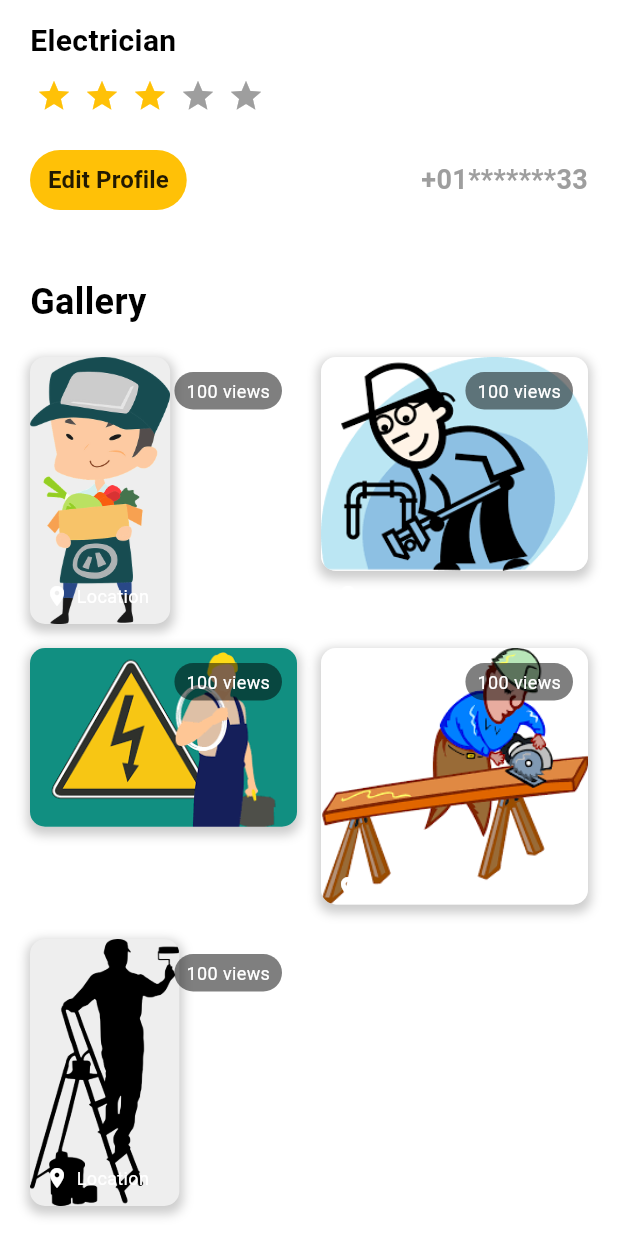
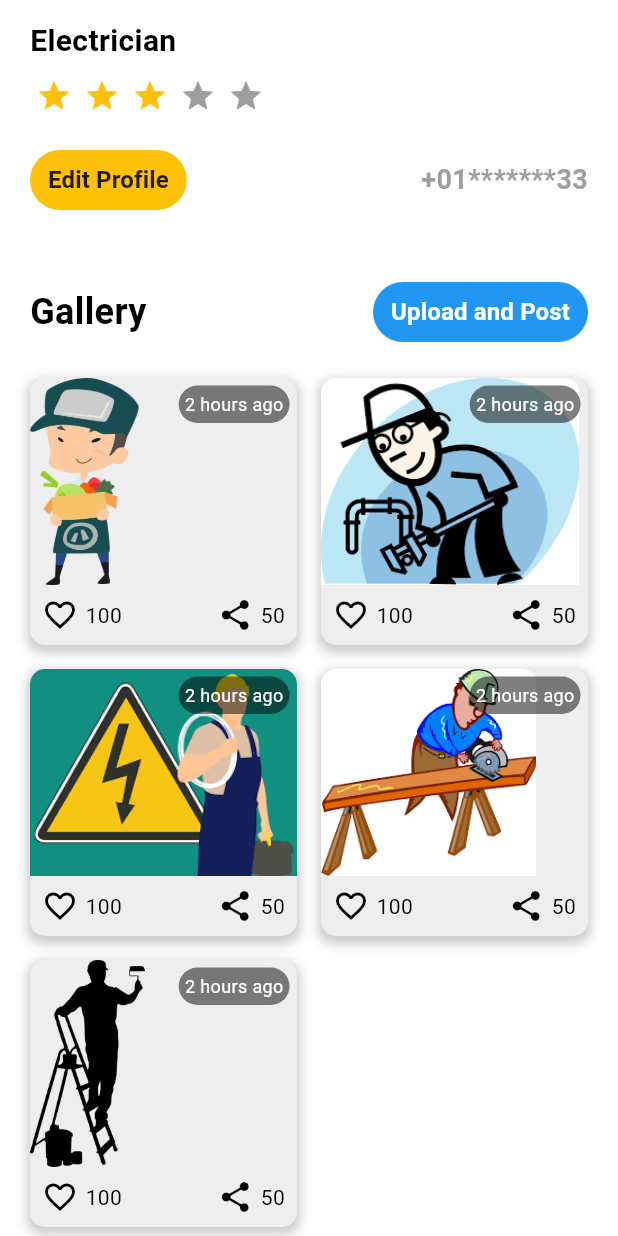
Before and after one commit to hasib94badhon/Mark, a Flutter app: the screen it shows after launch, scrolled down 329 dp, on a phone screen of 412 x 824 dp. Run offline on Flutter 3.47's test engine with Material 3 defaults, Android fonts, the phone set to English and light mode, and no system bars; drawn by our look-alikes of flutter_rating_bar; our stand-ins replace animated_bottom_navigation_bar, curved_navigation_bar, fan_carousel_image_slider, flutter_speed_dial, introduction_screen; missing offline and left inert: sms_otp_auto_verify.

Commit message:
Complete profile advert screen

```diff
--- a/lib/screens/advert_screen.dart
+++ b/lib/screens/advert_screen.dart
@@ -148,6 +148,9 @@ class AdvertScreen extends StatelessWidget {
               child: Column(
                 crossAxisAlignment: CrossAxisAlignment.start,
                 children: [
+                  Row(
+                    mainAxisAlignment: MainAxisAlignment.spaceBetween,
+                    children: [
                       Text(
                         "Gallery",
                         style: TextStyle(
@@ -155,6 +158,30 @@ class AdvertScreen extends StatelessWidget {
                           fontWeight: FontWeight.bold,
                           color: Colors.black,
                         ),
+                      ),
+                      TextButton(
+                        onPressed: () {
+                          // Handle Upload and Post button pressed
+                        },
+                        style: ButtonStyle(
+                          backgroundColor:
+                              MaterialStateProperty.all(Colors.blue),
+                          shape: MaterialStateProperty.all(
+                            RoundedRectangleBorder(
+                              borderRadius: BorderRadius.circular(20),
+                            ),
+                          ),
+                        ),
+                        child: Text(
+                          "Upload and Post",
+                          style: TextStyle(
+                            color: Colors.white,
+                            fontWeight: FontWeight.bold,
+                            fontSize: 16,
+                          ),
+                        ),
+                      ),
+                    ],
                   ),
                   SizedBox(height: 20),
                   GridView.builder(
@@ -182,54 +209,79 @@ class AdvertScreen extends StatelessWidget {
                                 ),
                               ],
                             ),
+                            child: Column(
+                              crossAxisAlignment: CrossAxisAlignment.start,
+                              children: [
+                                Expanded(
                                   child: ClipRRect(
-                              borderRadius: BorderRadius.circular(10),
+                                    borderRadius: BorderRadius.only(
+                                      topLeft: Radius.circular(10),
+                                      topRight: Radius.circular(10),
+                                    ),
                                     child: Image.asset(
                                       images[index],
                                       fit: BoxFit.cover,
                                     ),
                                   ),
                                 ),
+                                Padding(
+                                  padding: const EdgeInsets.all(8.0),
+                                  child: Row(
+                                    mainAxisAlignment:
+                                        MainAxisAlignment.spaceBetween,
+                                    children: [
+                                      Row(
+                                        children: [
+                                          Icon(
+                                            Icons.favorite_border,
+                                            color: Colors.black,
+                                          ),
+                                          SizedBox(width: 5),
+                                          Text(
+                                            "100",
+                                            style: TextStyle(
+                                              color: Colors.black,
+                                            ),
+                                          ),
+                                        ],
+                                      ),
+                                      Row(
+                                        children: [
+                                          Icon(
+                                            Icons.share,
+                                            color: Colors.black,
+                                          ),
+                                          SizedBox(width: 5),
+                                          Text(
+                                            "50",
+                                            style: TextStyle(
+                                              color: Colors.black,
+                                            ),
+                                          ),
+                                        ],
+                                      ),
+                                    ],
+                                  ),
+                                ),
+                              ],
+                            ),
+                          ),
                           Positioned(
-                            top: 10,
-                            right: 10,
+                            top: 5,
+                            right: 5,
                             child: Container(
-                              padding: EdgeInsets.symmetric(
-                                horizontal: 8,
-                                vertical: 4,
-                              ),
+                              padding: EdgeInsets.all(4),
                               decoration: BoxDecoration(
                                 color: Colors.black.withOpacity(0.5),
                                 borderRadius: BorderRadius.circular(20),
                               ),
                               child: Text(
-                                "100 views",
+                                "2 hours ago",
                                 style: TextStyle(
                                   color: Colors.white,
                                   fontSize: 12,
                                 ),
                               ),
-                            ),
-                          ),
-                          Positioned(
-                            bottom: 10,
-                            left: 10,
-                            child: Row(
-                              children: [
-                                Icon(
-                                  Icons.location_on,
-                                  color: Colors.white,
-                                  size: 16,
-                                ),
-                                SizedBox(width: 5),
-                                Text(
-                                  "Location",
-                                  style: TextStyle(
-                                    color: Colors.white,
-                                    fontSize: 12,
-                                  ),
-                                ),
-                              ],
                             ),
                           ),
                         ],
```
Lines whose indentation alone changed are shown as unchanged.
